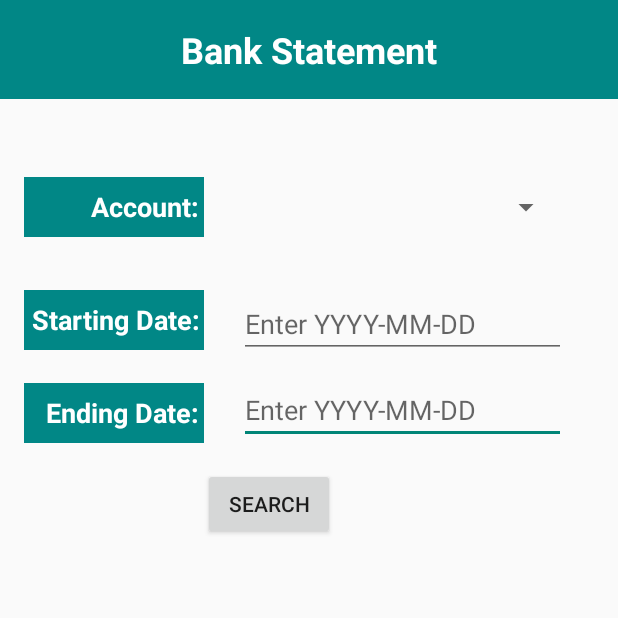
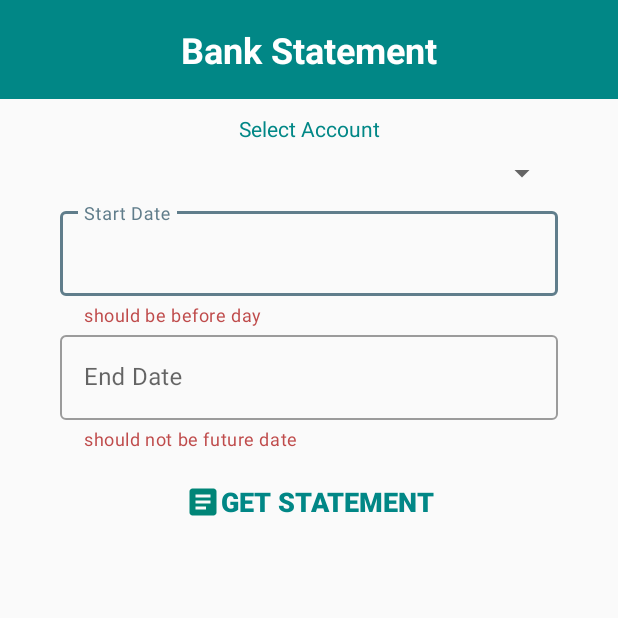
Before and after one commit to shhekarchowdary/Indian_Bank_Android, an Android app: the BankStatement screen opened directly, with no data from a screen before it, on a phone screen of 412 x 824 dp, the top half of it. Run offline under Robolectric (Android 15) with nearby library versions, the phone set to English and light mode, and no system bars; our stand-ins replace Firebase (no records; nobody signed in at launch, a user with empty details on screens opened directly); 2 statements that could not run were skipped.

```diff
--- a/app/src/main/java/com/arr/indianbankandroid/TransactionsHistory.java
+++ b/app/src/main/java/com/arr/indianbankandroid/TransactionsHistory.java
@@ -15,7 +15,9 @@ public class TransactionsHistory {
         this.type = type;
         this.description = description;
         this.Amount = Amount;
+    }
 
+    public TransactionsHistory() {
     }
 
     public String getAccountNo() {
--- /dev/null
+++ b/app/src/main/res/drawable/ic_baseline_article_24.xml
@@ -0,0 +1,5 @@
+<vector android:autoMirrored="true" android:height="24dp"
+    android:tint="#008577" android:viewportHeight="24"
+    android:viewportWidth="24" android:width="24dp" xmlns:android="http://schemas.android.com/apk/res/android">
+    <path android:fillColor="@android:color/white" android:pathData="M19,3L5,3c-1.1,0 -2,0.9 -2,2v14c0,1.1 0.9,2 2,2h14c1.1,0 2,-0.9 2,-2L21,5c0,-1.1 -0.9,-2 -2,-2zM14,17L7,17v-2h7v2zM17,13L7,13v-2h10v2zM17,9L7,9L7,7h10v2z"/>
+</vector>
--- a/app/src/main/res/layout/activity_bank_statement.xml
+++ b/app/src/main/res/layout/activity_bank_statement.xml
@@ -1,84 +1,10 @@
 <?xml version="1.0" encoding="utf-8"?>
-<androidx.constraintlayout.widget.ConstraintLayout
-    xmlns:android="http://schemas.android.com/apk/res/android"
+<androidx.constraintlayout.widget.ConstraintLayout xmlns:android="http://schemas.android.com/apk/res/android"
+    xmlns:app="http://schemas.android.com/apk/res-auto"
     xmlns:tools="http://schemas.android.com/tools"
-    xmlns:app="http://schemas.android.com/apk/res-auto"
     android:layout_width="match_parent"
     android:layout_height="match_parent"
     tools:context=".BankStatement">
-
-  <EditText
-      android:id="@+id/etvEDate"
-      android:layout_width="218dp"
-      android:layout_height="45dp"
-      android:layout_marginStart="23dp"
-      android:layout_marginTop="12dp"
-      android:ems="10"
-      android:hint="Enter YYYY-MM-DD"
-      android:inputType="textPersonName"
-      app:layout_constraintStart_toEndOf="@+id/tvEndDate"
-      app:layout_constraintTop_toBottomOf="@+id/etvSDate" />
-
-  <TextView
-      android:id="@+id/tvEndDate"
-      android:layout_width="120dp"
-      android:layout_height="40dp"
-      android:layout_marginStart="16dp"
-      android:layout_marginTop="22dp"
-      android:background="@color/teal_700"
-      android:gravity="center|right"
-      android:paddingEnd="3dp"
-      android:text="Ending Date:"
-      android:textAlignment="gravity"
-      android:textColor="@color/white"
-      android:textSize="18sp"
-      android:textStyle="bold"
-      app:layout_constraintStart_toStartOf="parent"
-      app:layout_constraintTop_toBottomOf="@+id/tvStartDate" />
-
-  <TextView
-      android:id="@+id/tvStartDate"
-      android:layout_width="120dp"
-      android:layout_height="40dp"
-      android:layout_marginStart="16dp"
-      android:layout_marginTop="35dp"
-      android:background="@color/teal_700"
-      android:gravity="center|right"
-      android:paddingEnd="3dp"
-      android:text="Starting Date:"
-      android:textAlignment="gravity"
-      android:textColor="@color/white"
-      android:textSize="18sp"
-      android:textStyle="bold"
-      app:layout_constraintStart_toStartOf="parent"
-      app:layout_constraintTop_toBottomOf="@+id/tvAccount2" />
-
-  <Spinner
-      android:id="@+id/UserAcc"
-      android:layout_width="215dp"
-      android:layout_height="40dp"
-
-      android:layout_marginStart="23dp"
-      android:layout_marginTop="52dp"
-      app:layout_constraintStart_toEndOf="@+id/tvAccount2"
-      app:layout_constraintTop_toBottomOf="@+id/tvBankingTxt2" />
-
-  <TextView
-      android:id="@+id/tvAccount2"
-      android:layout_width="120dp"
-      android:layout_height="40dp"
-      android:layout_marginStart="16dp"
-      android:layout_marginTop="52dp"
-      android:background="@color/teal_700"
-      android:gravity="center|right"
-      android:paddingEnd="3dp"
-      android:text="Account:"
-      android:textAlignment="gravity"
-      android:textColor="@color/white"
-      android:textSize="18sp"
-      android:textStyle="bold"
-      app:layout_constraintStart_toStartOf="parent"
-      app:layout_constraintTop_toBottomOf="@+id/tvBankingTxt2" />
 
   <TextView
       android:id="@+id/tvBankingTxt2"
@@ -94,37 +20,94 @@
       app:layout_constraintStart_toStartOf="parent"
       app:layout_constraintTop_toTopOf="parent" />
 
+  <LinearLayout
+      android:id="@+id/linearLayout4"
+      android:layout_width="0dp"
+      android:layout_height="wrap_content"
+      android:layout_marginStart="40dp"
+      android:layout_marginTop="10dp"
+      android:layout_marginEnd="40dp"
+      android:orientation="vertical"
+      app:layout_constraintEnd_toEndOf="parent"
+      app:layout_constraintStart_toStartOf="parent"
+      app:layout_constraintTop_toBottomOf="@+id/tvBankingTxt2">
+
+    <TextView
+        android:id="@+id/textView2"
+        android:layout_width="match_parent"
+        android:layout_height="wrap_content"
+        android:gravity="center"
+        android:text="Select Account"
+        android:textColor="@color/teal_700"
+        android:textSize="14sp" />
+
+    <Spinner
+        android:id="@+id/UserAcc"
+        android:layout_width="match_parent"
+
+        android:layout_height="40dp" />
+
+    <com.google.android.material.textfield.TextInputLayout
+        style="@style/Widget.MaterialComponents.TextInputLayout.OutlinedBox"
+        android:layout_width="match_parent"
+        android:layout_height="wrap_content"
+        app:boxStrokeWidthFocused="2dp"
+        app:counterEnabled="false"
+        app:helperText="should be before day"
+        app:helperTextEnabled="false"
+        app:helperTextTextColor="#BF4B4B">
+
+      <com.google.android.material.textfield.TextInputEditText
+          android:id="@+id/etvSDate"
+          android:layout_width="match_parent"
+          android:layout_height="match_parent"
+          android:hint="Start Date"
+          android:inputType="date" />
+
+    </com.google.android.material.textfield.TextInputLayout>
+
+    <com.google.android.material.textfield.TextInputLayout
+        style="@style/Widget.MaterialComponents.TextInputLayout.OutlinedBox"
+        android:layout_width="match_parent"
+        android:layout_height="wrap_content"
+        app:helperText="should not be future date"
+        app:helperTextTextColor="#BF4B4B">
+
+      <com.google.android.material.textfield.TextInputEditText
+          android:id="@+id/etvEDate"
+          android:layout_width="match_parent"
+          android:layout_height="wrap_content"
+          android:hint="End Date"
+          android:inputType="date" />
+    </com.google.android.material.textfield.TextInputLayout>
+
+  </LinearLayout>
+
+  <Button
+      android:id="@+id/searchHis"
+      style="@style/Widget.AppCompat.Button.Borderless"
+      android:layout_width="wrap_content"
+      android:layout_height="wrap_content"
+      android:layout_marginTop="10dp"
+      android:drawableStart="@drawable/ic_baseline_article_24"
+      android:text="Get Statement"
+      android:textColor="@color/teal_700"
+      android:textSize="18sp"
+      android:textStyle="bold"
+      app:layout_constraintEnd_toEndOf="parent"
+      app:layout_constraintStart_toStartOf="parent"
+      app:layout_constraintTop_toBottomOf="@+id/linearLayout4" />
+
   <ListView
       android:id="@+id/HistoryDataList"
-      android:layout_width="413dp"
-      android:layout_height="353dp"
-      android:layout_marginTop="18dp"
-      android:layout_marginBottom="1dp"
-      app:layout_constraintBottom_toBottomOf="parent"
+      android:layout_width="0dp"
+      android:layout_height="300dp"
+      android:layout_marginStart="5dp"
+      android:layout_marginTop="10dp"
+      android:layout_marginEnd="5dp"
+      app:layout_constraintEnd_toEndOf="parent"
       app:layout_constraintStart_toStartOf="parent"
       app:layout_constraintTop_toBottomOf="@+id/searchHis" />
 
-  <EditText
-      android:id="@+id/etvSDate"
-      android:layout_width="218dp"
-      android:layout_height="45dp"
-      android:layout_marginStart="23dp"
-      android:layout_marginTop="35dp"
-      android:ems="10"
-      android:hint="Enter YYYY-MM-DD"
-      android:inputType="textPersonName"
-      app:layout_constraintStart_toEndOf="@+id/tvStartDate"
-      app:layout_constraintTop_toBottomOf="@+id/UserAcc" />
-
-  <Button
-      android:id="@+id/searchHis"
-      android:layout_width="wrap_content"
-      android:layout_height="wrap_content"
-      android:layout_marginStart="135dp"
-      android:layout_marginTop="16dp"
-      android:text="Search"
-      app:layout_constraintStart_toStartOf="parent"
-      app:layout_constraintTop_toBottomOf="@+id/etvEDate" />
-
 
 </androidx.constraintlayout.widget.ConstraintLayout>
```
Also changed, not shown: app/src/main/java/com/arr/indianbankandroid/BankStatement.java (+53 -4 lines), app/src/main/java/com/arr/indianbankandroid/BankingSubMenu.java (+11 -1 lines), app/src/main/java/com/arr/indianbankandroid/Customer.java (+23 -7 lines), app/src/main/java/com/arr/indianbankandroid/LiveConcertActivity.java (+8 -2 lines), app/src/main/java/com/arr/indianbankandroid/MainActivity.java (+17 -2 lines), app/src/main/java/com/arr/indianbankandroid/MovieActivity.java (+6 -1 lines), app/src/main/java/com/arr/indianbankandroid/TransferToOthersAccountActivity.java (+12 -0 lines), app/src/main/java/com/arr/indianbankandroid/TravelActivity.java (+6 -1 lines), app/src/main/res/layout/activity_banking_sub_menu.xml (+16 -1 lines), app/src/main/res/layout/activity_main_menu.xml (+4 -8 lines), app/src/main/res/layout/transfer_history_list_row.xml (+24 -20 lines).
